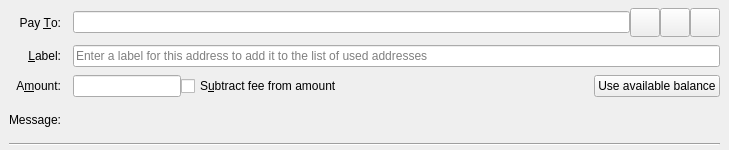
Qt form src/qt/forms/sendcoinsentry.ui (nationalbitcoin/russianbitcoin) before a commit.
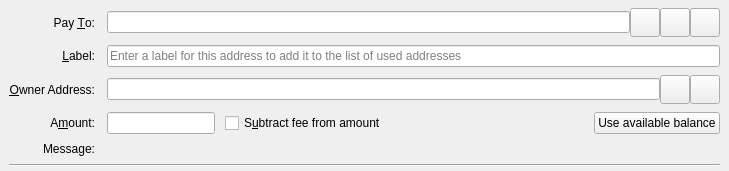
The same form after that commit. Icons and pictures are not drawn. Custom widgets are drawn as their Qt base class.

Patch:
```diff
--- a/src/qt/forms/sendcoinsentry.ui
+++ b/src/qt/forms/sendcoinsentry.ui
@@ -150,6 +150,79 @@
      </widget>
     </item>
     <item row="2" column="0">
+     <widget class="QLabel" name="ownerLabel">
+      <property name="text">
+       <string>&amp;Owner Address:</string>
+      </property>
+      <property name="alignment">
+       <set>Qt::AlignRight|Qt::AlignTrailing|Qt::AlignVCenter</set>
+      </property>
+      <property name="buddy">
+       <cstring>ownerLabel</cstring>
+      </property>
+     </widget>
+    </item>
+    <item row="2" column="1">
+     <layout class="QHBoxLayout" name="ownerLayout">
+      <property name="spacing">
+       <number>0</number>
+      </property>
+      <item>
+       <widget class="QValidatedLineEdit" name="ownerAddress">
+        <property name="toolTip">
+         <string>The Russian Bitcoin owner address</string>
+        </property>
+       </widget>
+      </item>
+      <item>
+       <widget class="QToolButton" name="ownerAddressBookButton">
+        <property name="toolTip">
+         <string>Choose previously used address</string>
+        </property>
+        <property name="text">
+         <string/>
+        </property>
+        <property name="icon">
+         <iconset resource="../bitcoin.qrc">
+          <normaloff>:/icons/address-book</normaloff>:/icons/address-book</iconset>
+        </property>
+        <property name="iconSize">
+         <size>
+          <width>22</width>
+          <height>22</height>
+         </size>
+        </property>
+        <property name="shortcut">
+         <string>Alt+A</string>
+        </property>
+       </widget>
+      </item>
+      <item>
+       <widget class="QToolButton" name="ownerPasteButton">
+        <property name="toolTip">
+         <string>Paste address from clipboard</string>
+        </property>
+        <property name="text">
+         <string/>
+        </property>
+        <property name="icon">
+         <iconset resource="../bitcoin.qrc">
+          <normaloff>:/icons/editpaste</normaloff>:/icons/editpaste</iconset>
+        </property>
+        <property name="iconSize">
+         <size>
+          <width>22</width>
+          <height>22</height>
+         </size>
+        </property>
+        <property name="shortcut">
+         <string>Alt+P</string>
+        </property>
+       </widget>
+      </item>
+     </layout>
+    </item>
+    <item row="3" column="0">
      <widget class="QLabel" name="amountLabel">
       <property name="text">
        <string>A&amp;mount:</string>
@@ -162,8 +235,11 @@
       </property>
      </widget>
     </item>
-    <item row="2" column="1">
+    <item row="3" column="1">
      <layout class="QHBoxLayout" name="horizontalLayoutAmount" stretch="0,1,0">
+      <property name="spacing">
+       <number>10</number>
+      </property>
       <item>
        <widget class="BitcoinAmountField" name="payAmount">
          <property name="toolTip">
@@ -190,7 +266,7 @@
       </item>
      </layout>
     </item>
-    <item row="3" column="0">
+    <item row="4" column="0">
      <widget class="QLabel" name="messageLabel">
       <property name="text">
        <string>Message:</string>
@@ -200,7 +276,7 @@
       </property>
      </widget>
     </item>
-    <item row="3" column="1">
+    <item row="4" column="1">
      <widget class="QLabel" name="messageTextLabel">
       <property name="toolTip">
        <string>A message that was attached to the rubtc: URI which will be stored with the transaction for your reference. Note: This message will not be sent over the Russian Bitcoin network.</string>
@@ -210,7 +286,7 @@
       </property>
      </widget>
     </item>
-    <item row="4" column="0" colspan="2">
+    <item row="5" column="0" colspan="2">
      <widget class="Line" name="line">
       <property name="orientation">
        <enum>Qt::Horizontal</enum>
```
Left out of the diff: 6 changed lines with no effect on the pictures.
